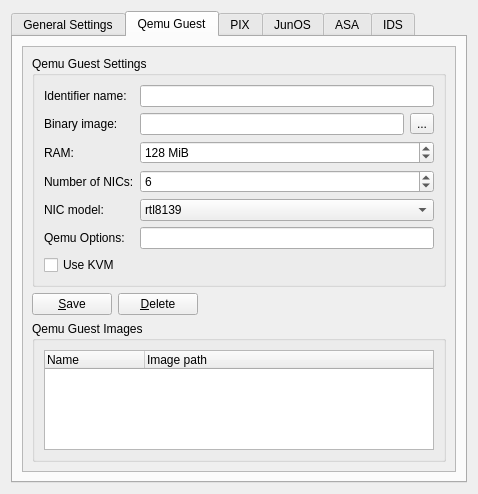
First picture: the form in src/GNS3/Ui/ConfigurationPages/Form_PreferencesQemu.ui, repository GNS3/gns3-legacy, before the edit.
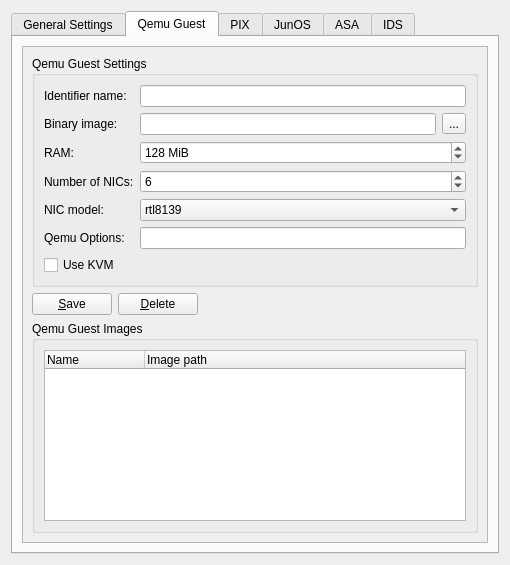
Second picture: the form after the edit. The open tabs and pages were chosen to show the change.

Diff of the .ui file:
```diff
--- a/src/GNS3/Ui/ConfigurationPages/Form_PreferencesQemu.ui
+++ b/src/GNS3/Ui/ConfigurationPages/Form_PreferencesQemu.ui
@@ -6,8 +6,8 @@
    <rect>
     <x>0</x>
     <y>0</y>
-    <width>464</width>
-    <height>491</height>
+    <width>510</width>
+    <height>565</height>
    </rect>
   </property>
   <property name="windowTitle">
@@ -315,8 +315,8 @@
            <rect>
             <x>0</x>
             <y>0</y>
-            <width>420</width>
-            <height>427</height>
+            <width>275</width>
+            <height>445</height>
            </rect>
           </property>
           <layout class="QVBoxLayout" name="verticalLayout">
```
Left out of the diff: 18 changed lines with no effect on the pictures.
